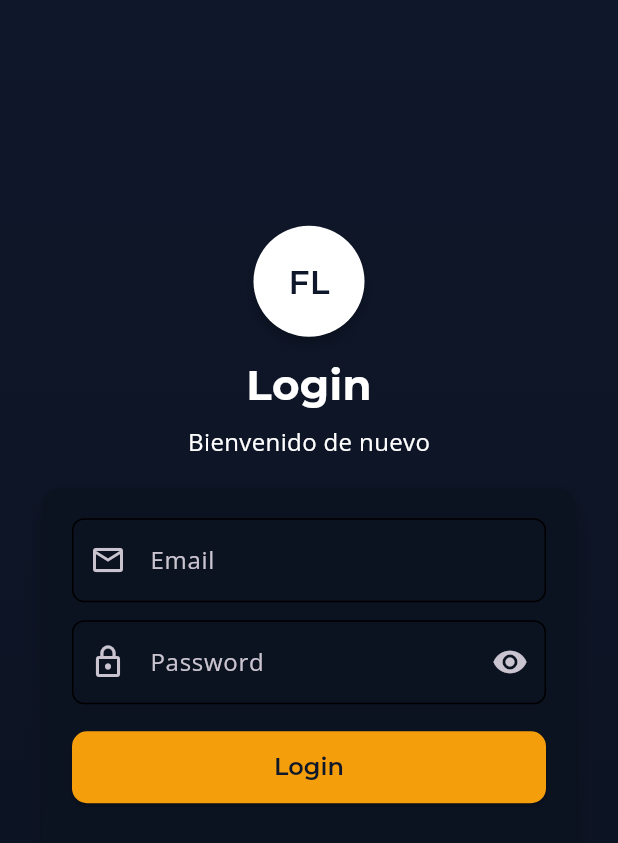
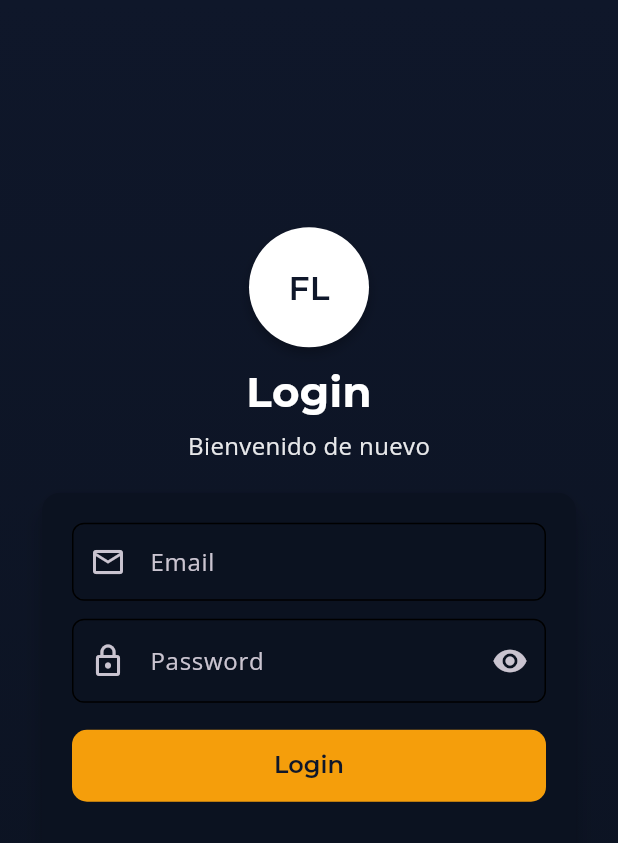
Before and after one commit to DarioDagostino/Fit-Legacy-Fitness-Tracking-App, a Flutter app: the screen it shows after launch, on a phone screen of 412 x 824 dp. Shown: the top 843 px of the screen. Run offline on Flutter 3.47's test engine with Material 3 defaults, Android fonts, the phone set to English and light mode, and no system bars; our stand-ins replace firebase_auth, firebase_core, flutter_riverpod, flutter_svg, freezed_annotation, google_fonts and 1 more; accounts and stored records are empty; statements that could not run were skipped.

Commit message:
Update login_screen.dart

```diff
--- a/lib/screens/login_screen.dart
+++ b/lib/screens/login_screen.dart
@@ -63,14 +63,15 @@
           child: SingleChildScrollView(
             padding: const EdgeInsets.symmetric(horizontal: 24, vertical: 40),
             child: AuthCard(
+              maxWidth: 420,
               header: Column(
+                crossAxisAlignment: CrossAxisAlignment.center,
                 children: [
-                  // Logo placeholder — replace with Image.asset or SvgPicture for pixel-perfect
-                  const AuthLogo(size: 74),
-                  const SizedBox(height: 12),
+                  const AuthLogo(size: 80),
+                  const SizedBox(height: 10),
                   Text(AppStrings.loginTitle, style: AppTextStyles.headline1.copyWith(color: Colors.white)),
-                  const SizedBox(height: 6),
-                  Text('Bienvenido de nuevo', style: AppTextStyles.body1.copyWith(color: Colors.white)),
+                  const SizedBox(height: 4),
+                  Text('Bienvenido de nuevo', style: AppTextStyles.body1.copyWith(color: Colors.white.withOpacity(0.9))),
                 ],
               ),
               child: Form(
@@ -79,7 +80,14 @@
                   children: [
                     TextFormField(
                       controller: _emailController,
-                      decoration: const InputDecoration(labelText: AppStrings.emailLabel, prefixIcon: Icon(Icons.email_outlined)),
+                      decoration: InputDecoration(
+                        labelText: AppStrings.emailLabel,
+                        prefixIcon: const Icon(Icons.email_outlined),
+                        border: OutlineInputBorder(borderRadius: BorderRadius.circular(8)),
+                        filled: true,
+                        fillColor: AppColors.surface.withOpacity(0.98),
+                        contentPadding: const EdgeInsets.symmetric(horizontal: 12, vertical: 14),
+                      ),
                       validator: Validators.validateEmail,
                       keyboardType: TextInputType.emailAddress,
                       style: AppTextStyles.body1.copyWith(color: AppColors.textPrimary),
@@ -91,7 +99,12 @@
                       width: double.infinity,
                       child: ElevatedButton(
                         onPressed: _submit,
-                        style: ElevatedButton.styleFrom(backgroundColor: AppColors.accent, padding: const EdgeInsets.symmetric(vertical: 14), shape: RoundedRectangleBorder(borderRadius: BorderRadius.circular(10))),
+                        style: ElevatedButton.styleFrom(
+                          backgroundColor: AppColors.accent,
+                          padding: const EdgeInsets.symmetric(vertical: 14),
+                          shape: RoundedRectangleBorder(borderRadius: BorderRadius.circular(10)),
+                          elevation: 0,
+                        ),
                         child: Text(AppStrings.loginButton, style: AppTextStyles.button.copyWith(color: AppColors.primary)),
                       ),
                     ),
```
